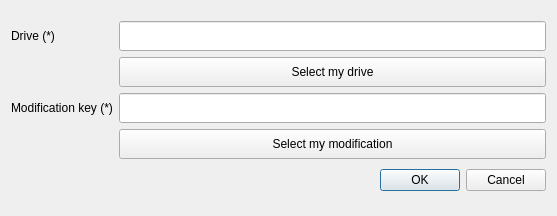
Before: the Qt Designer form UserApp/CancelModificationDialog.ui in proximax-storage/cpp-xpx-storage-user-app, drawn with Qt 5.
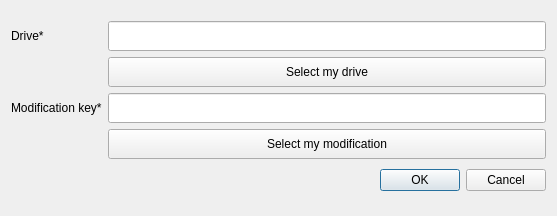
After: the same form once the commit is applied.

What changed in the file:
```diff
--- a/UserApp/CancelModificationDialog.ui
+++ b/UserApp/CancelModificationDialog.ui
@@ -54,7 +54,7 @@
      <item row="0" column="0">
       <widget class="QLabel" name="label">
        <property name="text">
-        <string>Drive (*)</string>
+        <string>Drive*</string>
        </property>
       </widget>
      </item>
@@ -80,7 +80,7 @@
      <item row="2" column="0">
       <widget class="QLabel" name="label_2">
        <property name="text">
-        <string>Modification key (*)</string>
+        <string>Modification key*</string>
        </property>
       </widget>
      </item>
```
